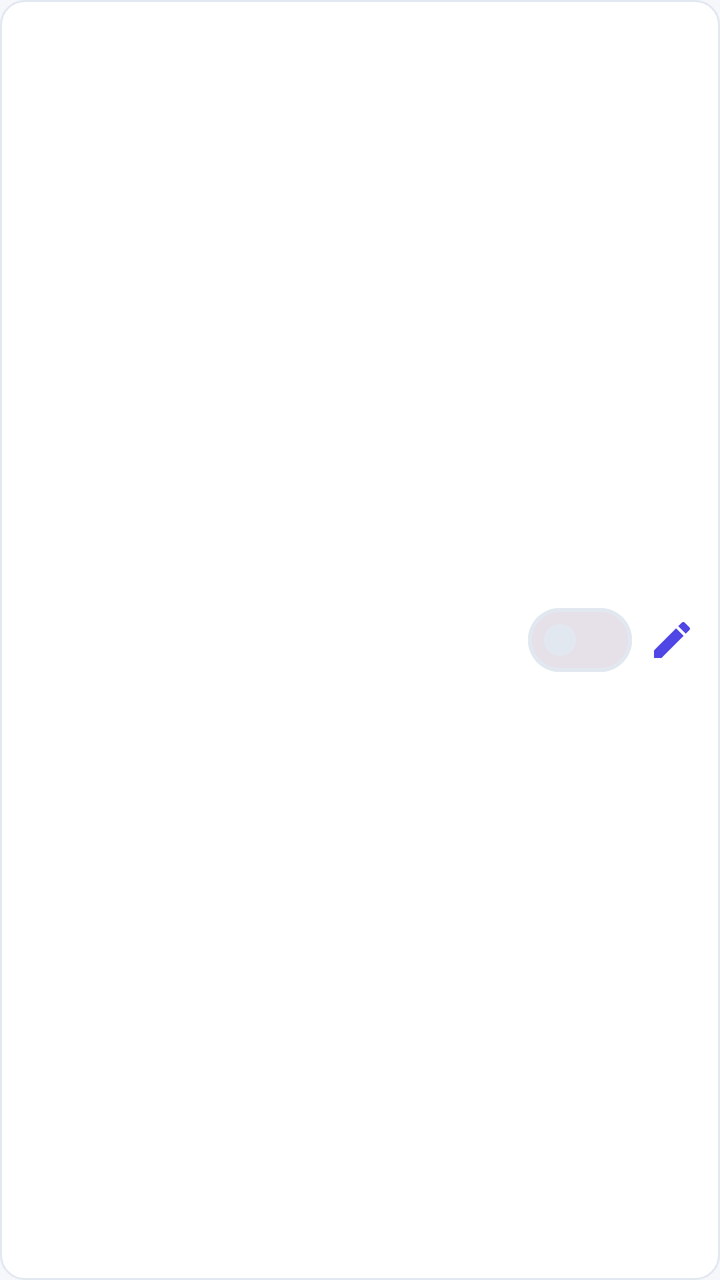
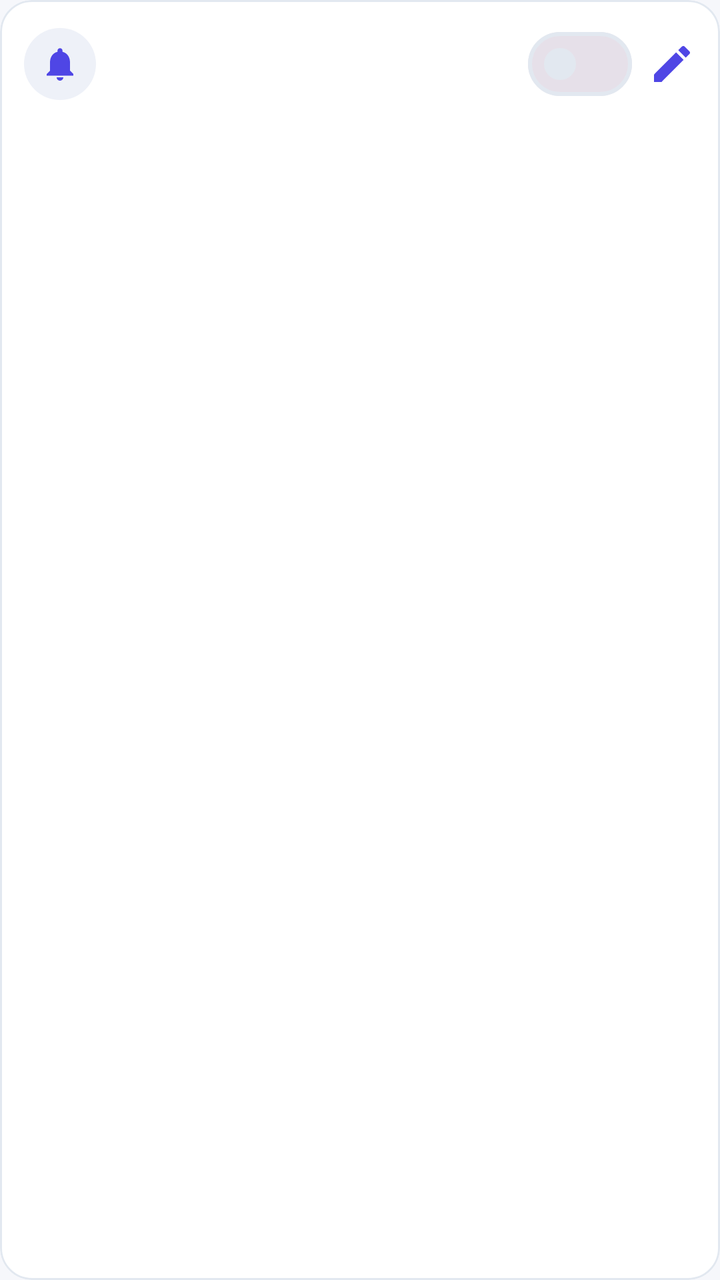

Before-and-after screenshots of an Android layout around one commit, followed by the original layout XML and the change that was made.
<!-- AndroidManifest.xml: application theme Theme.Appfinanceiro -->
<!-- res/layout/item_notification_config.xml -->
<?xml version="1.0" encoding="utf-8"?>
<LinearLayout xmlns:android="http://schemas.android.com/apk/res/android"
    xmlns:app="http://schemas.android.com/apk/res-auto"
    android:layout_width="match_parent"
    android:layout_height="wrap_content"
    android:layout_marginBottom="8dp"
    android:background="@drawable/bg_outlined_rounded"
    android:gravity="center_vertical"
    android:orientation="horizontal"
    android:paddingStart="12dp"
    android:paddingTop="8dp"
    android:paddingEnd="4dp"
    android:paddingBottom="8dp">

    <LinearLayout
        android:layout_width="0dp"
        android:layout_height="wrap_content"
        android:layout_weight="1"
        android:orientation="vertical">

        <TextView
            android:id="@+id/configTitleTextView"
            android:layout_width="match_parent"
            android:layout_height="wrap_content"
            android:textColor="?attr/colorOnSurface"
            android:textSize="14sp"
            android:textStyle="bold" />

        <TextView
            android:id="@+id/configTextTextView"
            android:layout_width="match_parent"
            android:layout_height="wrap_content"
            android:layout_marginTop="2dp"
            android:ellipsize="end"
            android:maxLines="3"
            android:textColor="?attr/colorOnSurfaceVariant"
            android:textSize="12sp" />
    </LinearLayout>

    <com.google.android.material.materialswitch.MaterialSwitch
        android:id="@+id/configSwitch"
        android:layout_width="wrap_content"
        android:layout_height="wrap_content"
        android:layout_marginStart="4dp" />

    <ImageButton
        android:id="@+id/editConfigButton"
        android:layout_width="40dp"
        android:layout_height="40dp"
        android:background="?attr/selectableItemBackgroundBorderless"
        android:contentDescription="Editar"
        android:padding="8dp"
        android:src="@drawable/ic_edit"
        app:tint="?attr/colorPrimary" />

    <ImageButton
        android:id="@+id/deleteConfigButton"
        android:layout_width="40dp"
        android:layout_height="40dp"
        android:background="?attr/selectableItemBackgroundBorderless"
        android:contentDescription="Excluir"
        android:padding="8dp"
        android:src="@drawable/ic_delete"
        android:visibility="gone"
        app:tint="@color/money_negative" />
</LinearLayout>
<!-- resources referenced by this layout -->
<resources>
  <color name="money_negative">#FFDC2626</color>
  <!-- drawable bg_outlined_rounded (drawable) -->
  <?xml version="1.0" encoding="utf-8"?>
  <shape xmlns:android="http://schemas.android.com/apk/res/android"
      android:shape="rectangle">
      <solid android:color="?attr/colorSurface" />
      <corners android:radius="12dp" />
      <stroke
          android:width="1dp"
          android:color="?attr/colorOutline" />
  </shape>
  <!-- drawable ic_delete (drawable) -->
  <vector xmlns:android="http://schemas.android.com/apk/res/android"
      android:width="24dp" android:height="24dp"
      android:viewportWidth="24" android:viewportHeight="24">
      <path android:fillColor="#FF000000"
          android:pathData="M6,19c0,1.1 0.9,2 2,2h8c1.1,0 2,-0.9 2,-2V7H6v12zM19,4h-3.5l-1,-1h-5l-1,1H5v2h14V4z" />
  </vector>
  <!-- drawable ic_edit (drawable) -->
  <vector xmlns:android="http://schemas.android.com/apk/res/android"
      android:width="24dp" android:height="24dp"
      android:viewportWidth="24" android:viewportHeight="24">
      <path android:fillColor="#FF000000"
          android:pathData="M3,17.25V21h3.75L17.81,9.94l-3.75,-3.75L3,17.25zM20.71,7.04c0.39,-0.39 0.39,-1.02 0,-1.41l-2.34,-2.34c-0.39,-0.39 -1.02,-0.39 -1.41,0l-1.83,1.83 3.75,3.75 1.83,-1.83z" />
  </vector>
  <style name="Theme.Appfinanceiro" parent="Theme.Appfinanceiro.Base">
          <item name="android:windowLightStatusBar">true</item>
          <item name="android:windowLightNavigationBar">true</item>
      </style>
  <color name="brand_primary">#FF4F46E5</color>
  <color name="on_brand">#FFFFFFFF</color>
  <color name="surface_variant">#FFEEF1F8</color>
  <color name="on_surface">#FF0F172A</color>
  <color name="brand_secondary">#FF0EA5E9</color>
  <color name="cta_primary">#FF047857</color>
  <color name="on_cta">#FFFFFFFF</color>
  <color name="surface">#FFFFFFFF</color>
  <color name="on_surface_variant">#FF64748B</color>
  <color name="surface_elevated">#FFFFFFFF</color>
  <color name="background">#FFF6F7FB</color>
  <color name="on_background">#FF0F172A</color>
  <color name="error">#FFDC2626</color>
  <color name="on_error">#FFFFFFFF</color>
  <color name="outline">#FFE2E8F0</color>
  <!-- unchanged entries left out for length: 1 -->
</resources>

<!-- the commit's change to res/layout/item_notification_config.xml (unified diff, before → after) -->
@@ -1,66 +1,86 @@
 <?xml version="1.0" encoding="utf-8"?>
-<LinearLayout xmlns:android="http://schemas.android.com/apk/res/android"
+<com.google.android.material.card.MaterialCardView xmlns:android="http://schemas.android.com/apk/res/android"
     xmlns:app="http://schemas.android.com/apk/res-auto"
+    style="@style/ModernListCard"
     android:layout_width="match_parent"
     android:layout_height="wrap_content"
-    android:layout_marginBottom="8dp"
-    android:background="@drawable/bg_outlined_rounded"
-    android:gravity="center_vertical"
-    android:orientation="horizontal"
-    android:paddingStart="12dp"
-    android:paddingTop="8dp"
-    android:paddingEnd="4dp"
-    android:paddingBottom="8dp">
+    android:layout_marginBottom="8dp">
 
     <LinearLayout
-        android:layout_width="0dp"
+        android:layout_width="match_parent"
         android:layout_height="wrap_content"
-        android:layout_weight="1"
-        android:orientation="vertical">
+        android:gravity="center_vertical"
+        android:orientation="horizontal"
+        android:paddingStart="12dp"
+        android:paddingTop="8dp"
+        android:paddingEnd="4dp"
+        android:paddingBottom="8dp">
 
-        <TextView
-            android:id="@+id/configTitleTextView"
-            android:layout_width="match_parent"
+        <FrameLayout
+            android:layout_width="36dp"
+            android:layout_height="36dp"
+            android:background="@drawable/bg_icon_circle">
+
+            <ImageView
+                android:layout_width="20dp"
+                android:layout_height="20dp"
+                android:layout_gravity="center"
+                android:contentDescription="@null"
+                android:src="@drawable/ic_notifications_bell"
+                app:tint="?attr/colorPrimary" />
+        </FrameLayout>
+
+        <LinearLayout
+            android:layout_width="0dp"
             android:layout_height="wrap_content"
-            android:textColor="?attr/colorOnSurface"
-            android:textSize="14sp"
-            android:textStyle="bold" />
+            android:layout_marginStart="10dp"
+            android:layout_weight="1"
+            android:orientation="vertical">
 
-        <TextView
-            android:id="@+id/configTextTextView"
-            android:layout_width="match_parent"
+            <TextView
+                android:id="@+id/configTitleTextView"
+                android:layout_width="match_parent"
+                android:layout_height="wrap_content"
+                android:textColor="?attr/colorOnSurface"
+                android:textSize="14sp"
+                android:textStyle="bold" />
+
+            <TextView
+                android:id="@+id/configTextTextView"
+                android:layout_width="match_parent"
+                android:layout_height="wrap_content"
+                android:layout_marginTop="2dp"
+                android:ellipsize="end"
+                android:maxLines="3"
+                android:textColor="?attr/colorOnSurfaceVariant"
+                android:textSize="12sp" />
+        </LinearLayout>
+
+        <com.google.android.material.materialswitch.MaterialSwitch
+            android:id="@+id/configSwitch"
+            android:layout_width="wrap_content"
             android:layout_height="wrap_content"
-            android:layout_marginTop="2dp"
-            android:ellipsize="end"
-            android:maxLines="3"
-            android:textColor="?attr/colorOnSurfaceVariant"
-            android:textSize="12sp" />
+            android:layout_marginStart="4dp" />
+
+        <ImageButton
+            android:id="@+id/editConfigButton"
+            android:layout_width="40dp"
+            android:layout_height="40dp"
+            android:background="?attr/selectableItemBackgroundBorderless"
+            android:contentDescription="Editar"
+            android:padding="8dp"
+            android:src="@drawable/ic_edit"
+            app:tint="?attr/colorPrimary" />
+
+        <ImageButton
+            android:id="@+id/deleteConfigButton"
+            android:layout_width="40dp"
+            android:layout_height="40dp"
+            android:background="?attr/selectableItemBackgroundBorderless"
+            android:contentDescription="Excluir"
+            android:padding="8dp"
+            android:src="@drawable/ic_delete"
+            android:visibility="gone"
+            app:tint="@color/money_negative" />
     </LinearLayout>
-
-    <com.google.android.material.materialswitch.MaterialSwitch
-        android:id="@+id/configSwitch"
-        android:layout_width="wrap_content"
-        android:layout_height="wrap_content"
-        android:layout_marginStart="4dp" />
-
-    <ImageButton
-        android:id="@+id/editConfigButton"
-        android:layout_width="40dp"
-        android:layout_height="40dp"
-        android:background="?attr/selectableItemBackgroundBorderless"
-        android:contentDescription="Editar"
-        android:padding="8dp"
-        android:src="@drawable/ic_edit"
-        app:tint="?attr/colorPrimary" />
-
-    <ImageButton
-        android:id="@+id/deleteConfigButton"
-        android:layout_width="40dp"
-        android:layout_height="40dp"
-        android:background="?attr/selectableItemBackgroundBorderless"
-        android:contentDescription="Excluir"
-        android:padding="8dp"
-        android:src="@drawable/ic_delete"
-        android:visibility="gone"
-        app:tint="@color/money_negative" />
-</LinearLayout>
+</com.google.android.material.card.MaterialCardView>
<!-- resource entries referenced after the edit -->
@@ -1,15 +1,11 @@
 <!-- resources referenced by this layout -->
 <resources>
   <color name="money_negative">#FFDC2626</color>
-  <!-- drawable bg_outlined_rounded (drawable) -->
+  <!-- drawable bg_icon_circle (drawable) -->
   <?xml version="1.0" encoding="utf-8"?>
   <shape xmlns:android="http://schemas.android.com/apk/res/android"
-      android:shape="rectangle">
-      <solid android:color="?attr/colorSurface" />
-      <corners android:radius="12dp" />
-      <stroke
-          android:width="1dp"
-          android:color="?attr/colorOutline" />
+      android:shape="oval">
+      <solid android:color="?attr/colorSurfaceVariant" />
   </shape>
   <!-- drawable ic_delete (drawable) -->
   <vector xmlns:android="http://schemas.android.com/apk/res/android"
@@ -25,9 +21,27 @@
       <path android:fillColor="#FF000000"
           android:pathData="M3,17.25V21h3.75L17.81,9.94l-3.75,-3.75L3,17.25zM20.71,7.04c0.39,-0.39 0.39,-1.02 0,-1.41l-2.34,-2.34c-0.39,-0.39 -1.02,-0.39 -1.41,0l-1.83,1.83 3.75,3.75 1.83,-1.83z" />
   </vector>
+  <!-- drawable ic_notifications_bell (drawable) -->
+  <vector xmlns:android="http://schemas.android.com/apk/res/android"
+      android:width="24dp" android:height="24dp"
+      android:viewportWidth="24" android:viewportHeight="24">
+      <path android:fillColor="#FF000000"
+          android:pathData="M12,22c1.1,0 2,-0.9 2,-2h-4c0,1.1 0.89,2 2,2zM18,16v-5c0,-3.07 -1.64,-5.64 -4.5,-6.32V4c0,-0.83 -0.67,-1.5 -1.5,-1.5s-1.5,0.67 -1.5,1.5v0.68C7.63,5.36 6,7.92 6,11v5l-2,2v1h16v-1l-2,-2z" />
+  </vector>
+  <style name="ModernListCard" parent="ModernCard">
+          <item name="cardCornerRadius">16dp</item>
+          <item name="cardElevation">0dp</item>
+      </style>
   <style name="Theme.Appfinanceiro" parent="Theme.Appfinanceiro.Base">
           <item name="android:windowLightStatusBar">true</item>
           <item name="android:windowLightNavigationBar">true</item>
+      </style>
+  <style name="ModernCard" parent="Widget.Material3.CardView.Filled">
+          <item name="cardBackgroundColor">?attr/colorSurface</item>
+          <item name="cardCornerRadius">20dp</item>
+          <item name="cardElevation">2dp</item>
+          <item name="strokeColor">?attr/colorOutline</item>
+          <item name="strokeWidth">1dp</item>
       </style>
   <color name="brand_primary">#FF4F46E5</color>
   <color name="on_brand">#FFFFFFFF</color>
